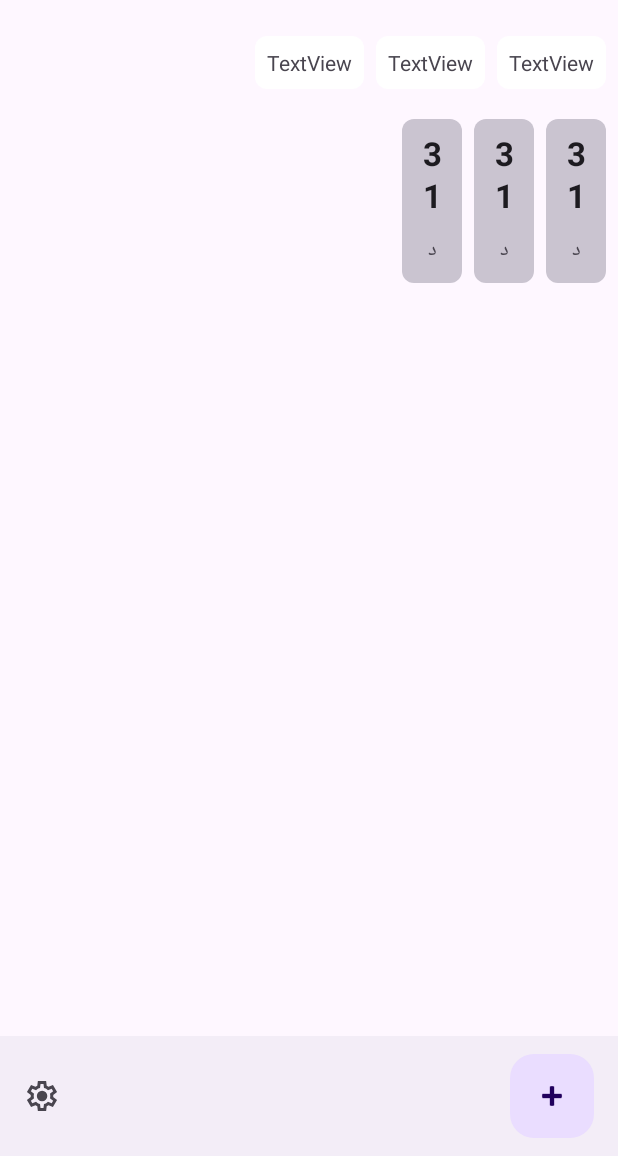
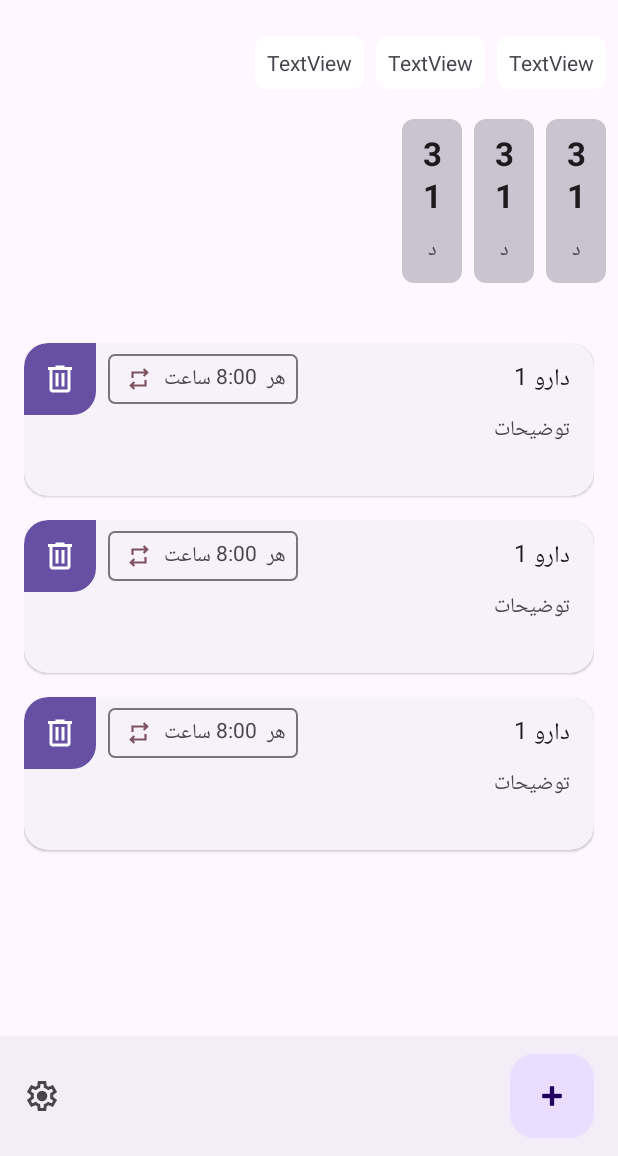
Before and after one commit to mr-hajizadeh/PillReminder, an Android app: the layout activity_main.xml on its own in the app's theme, with its tools: preview values and no code run, on a phone screen of 412 x 824 dp, the part 80-1236 px from its top. Run offline under Robolectric (Android 15) with nearby library versions, the phone set to English and light mode, and no system bars.

Commit message:
init reminder recycler view

```diff
--- /dev/null
+++ b/app/src/main/res/drawable/delete_button_background.xml
@@ -0,0 +1,11 @@
+<?xml version="1.0" encoding="utf-8"?>
+<selector xmlns:android="http://schemas.android.com/apk/res/android">
+
+    <item>
+        <shape android:shape="rectangle">
+            <solid android:color="?attr/colorPrimary" />
+            <corners android:bottomRightRadius="16dp" android:topLeftRadius="16dp" />
+        </shape>
+    </item>
+
+</selector>
--- /dev/null
+++ b/app/src/main/res/drawable/ic_delete.xml
@@ -0,0 +1,10 @@
+<vector xmlns:android="http://schemas.android.com/apk/res/android"
+    android:width="24dp"
+    android:height="24dp"
+    android:viewportWidth="960"
+    android:viewportHeight="960"
+    android:tint="?attr/colorControlNormal">
+  <path
+      android:fillColor="@android:color/white"
+      android:pathData="M280,840Q247,840 223.5,816.5Q200,793 200,760L200,240L160,240L160,160L360,160L360,120L600,120L600,160L800,160L800,240L760,240L760,760Q760,793 736.5,816.5Q713,840 680,840L280,840ZM680,240L280,240L280,760Q280,760 280,760Q280,760 280,760L680,760Q680,760 680,760Q680,760 680,760L680,240ZM360,680L440,680L440,320L360,320L360,680ZM520,680L600,680L600,320L520,320L520,680ZM280,240L280,240L280,760Q280,760 280,760Q280,760 280,760L280,760Q280,760 280,760Q280,760 280,760L280,240Z"/>
+</vector>
--- /dev/null
+++ b/app/src/main/res/drawable/ic_repeat.xml
@@ -0,0 +1,10 @@
+<vector xmlns:android="http://schemas.android.com/apk/res/android"
+    android:width="24dp"
+    android:height="24dp"
+    android:viewportWidth="960"
+    android:viewportHeight="960"
+    android:tint="?attr/colorControlNormal">
+  <path
+      android:fillColor="@android:color/white"
+      android:pathData="M280,880L120,720L280,560L336,618L274,680L680,680L680,520L760,520L760,760L274,760L336,822L280,880ZM200,440L200,200L686,200L624,138L680,80L840,240L680,400L624,342L686,280L280,280L280,440L200,440Z"/>
+</vector>
--- /dev/null
+++ b/app/src/main/res/drawable/ic_timer.xml
@@ -0,0 +1,10 @@
+<vector xmlns:android="http://schemas.android.com/apk/res/android"
+    android:width="24dp"
+    android:height="24dp"
+    android:viewportWidth="960"
+    android:viewportHeight="960"
+    android:tint="?attr/colorControlNormal">
+  <path
+      android:fillColor="@android:color/white"
+      android:pathData="M360,120L360,40L600,40L600,120L360,120ZM440,560L520,560L520,320L440,320L440,560ZM480,880Q406,880 340.5,851.5Q275,823 226,774Q177,725 148.5,659.5Q120,594 120,520Q120,446 148.5,380.5Q177,315 226,266Q275,217 340.5,188.5Q406,160 480,160Q542,160 599,180Q656,200 706,238L762,182L818,238L762,294Q800,344 820,401Q840,458 840,520Q840,594 811.5,659.5Q783,725 734,774Q685,823 619.5,851.5Q554,880 480,880ZM480,800Q596,800 678,718Q760,636 760,520Q760,404 678,322Q596,240 480,240Q364,240 282,322Q200,404 200,520Q200,636 282,718Q364,800 480,800ZM480,520Q480,520 480,520Q480,520 480,520Q480,520 480,520Q480,520 480,520Q480,520 480,520Q480,520 480,520Q480,520 480,520Q480,520 480,520Z"/>
+</vector>
--- a/app/src/main/res/layout/activity_main.xml
+++ b/app/src/main/res/layout/activity_main.xml
@@ -64,7 +64,13 @@
                 android:id="@+id/reminderView"
                 android:layout_width="match_parent"
                 android:layout_height="match_parent"
-                android:layout_marginTop="16dp" />
+                android:layout_marginTop="16dp"
+                android:orientation="vertical"
+                android:paddingStart="16dp"
+                android:paddingTop="16dp"
+                android:paddingEnd="16dp"
+                app:layoutManager="androidx.recyclerview.widget.LinearLayoutManager"
+                tools:listitem="@layout/reminder_item" />
 
         </LinearLayout>
     </ScrollView>
--- /dev/null
+++ b/app/src/main/res/layout/hour_item.xml
@@ -0,0 +1,34 @@
+<?xml version="1.0" encoding="utf-8"?>
+<LinearLayout xmlns:android="http://schemas.android.com/apk/res/android"
+    xmlns:app="http://schemas.android.com/apk/res-auto"
+    android:layout_width="wrap_content"
+    android:layout_height="wrap_content"
+    android:layout_marginEnd="8dp"
+    android:layout_marginBottom="8dp"
+    android:background="@drawable/outline_background"
+    android:elevation="10dp"
+    android:foreground="?attr/selectableItemBackground"
+    android:gravity="center"
+    android:orientation="horizontal"
+    android:padding="4dp"
+    app:layout_constraintBottom_toBottomOf="@+id/deleteBtn"
+    app:layout_constraintEnd_toStartOf="@+id/deleteBtn"
+    app:layout_constraintTop_toTopOf="@+id/deleteBtn">
+
+    <TextView
+        android:id="@+id/hourTxt"
+        android:layout_width="wrap_content"
+        android:layout_height="wrap_content"
+        android:paddingHorizontal="8dp"
+        android:paddingVertical="4dp"
+        android:text="03:00" />
+
+    <ImageView
+        android:id="@+id/imageView2"
+        android:layout_width="25dp"
+        android:layout_height="25dp"
+        android:padding="4dp"
+        app:srcCompat="@drawable/ic_timer"
+        app:tint="?attr/colorOnTertiaryContainer" />
+
+</LinearLayout>
--- /dev/null
+++ b/app/src/main/res/layout/reminder_item.xml
@@ -0,0 +1,102 @@
+<?xml version="1.0" encoding="utf-8"?>
+<com.google.android.material.card.MaterialCardView xmlns:android="http://schemas.android.com/apk/res/android"
+    xmlns:app="http://schemas.android.com/apk/res-auto"
+    xmlns:tools="http://schemas.android.com/tools"
+    style="@style/Widget.Material3.CardView.Elevated"
+    android:layout_width="match_parent"
+    android:layout_height="wrap_content"
+    android:layout_marginBottom="16dp"
+    app:cardCornerRadius="16dp">
+
+    <androidx.constraintlayout.widget.ConstraintLayout
+        android:layout_width="match_parent"
+        android:layout_height="match_parent">
+
+        <TextView
+            android:id="@+id/titleTxt"
+            android:layout_width="0dp"
+            android:layout_height="wrap_content"
+            android:layout_marginStart="16dp"
+            android:layout_marginEnd="8dp"
+            android:ellipsize="end"
+            android:maxLines="1"
+            android:text="دارو 1"
+            android:textAppearance="@style/TextAppearance.Material3.BodyLarge"
+            app:layout_constraintBottom_toBottomOf="@+id/deleteBtn"
+            app:layout_constraintEnd_toStartOf="@+id/linearLayout"
+            app:layout_constraintStart_toStartOf="parent"
+            app:layout_constraintTop_toTopOf="@+id/deleteBtn" />
+
+        <ImageView
+            android:id="@+id/deleteBtn"
+            android:layout_width="wrap_content"
+            android:layout_height="wrap_content"
+            android:background="@drawable/delete_button_background"
+            android:padding="12dp"
+            app:layout_constraintEnd_toEndOf="parent"
+            app:layout_constraintTop_toTopOf="parent"
+            app:srcCompat="@drawable/ic_delete"
+            app:tint="@color/white" />
+
+        <LinearLayout
+            android:id="@+id/linearLayout"
+            android:layout_width="wrap_content"
+            android:layout_height="wrap_content"
+            android:layout_marginEnd="8dp"
+            android:background="@drawable/outline_background"
+            android:elevation="2dp"
+            android:foreground="?attr/selectableItemBackground"
+            android:gravity="center"
+            android:orientation="horizontal"
+            android:paddingHorizontal="8dp"
+            android:paddingVertical="4dp"
+            app:layout_constraintBottom_toBottomOf="@+id/deleteBtn"
+            app:layout_constraintEnd_toStartOf="@+id/deleteBtn"
+            app:layout_constraintTop_toTopOf="@+id/deleteBtn">
+
+            <TextView
+                android:id="@+id/repeatTimeTxt"
+                android:layout_width="wrap_content"
+                android:layout_height="wrap_content"
+                android:layout_marginEnd="4dp"
+                android:text="هر  8:00 ساعت" />
+
+            <ImageView
+                android:id="@+id/imageView2"
+                android:layout_width="25dp"
+                android:layout_height="25dp"
+                android:padding="4dp"
+                app:srcCompat="@drawable/ic_repeat"
+                app:tint="?attr/colorTertiary" />
+
+        </LinearLayout>
+
+        <TextView
+            android:id="@+id/descriptionTxt"
+            android:layout_width="wrap_content"
+            android:layout_height="wrap_content"
+            android:layout_marginTop="8dp"
+            android:text="توضیحات"
+            app:layout_constraintStart_toStartOf="@+id/titleTxt"
+            app:layout_constraintTop_toBottomOf="@+id/titleTxt" />
+
+        <androidx.recyclerview.widget.RecyclerView
+            android:id="@+id/hoursView"
+            android:layout_width="match_parent"
+            android:layout_height="match_parent"
+            android:layout_marginTop="8dp"
+            android:layout_marginBottom="16dp"
+            android:paddingStart="8dp"
+            android:paddingTop="8dp"
+            android:paddingEnd="8dp"
+            app:layoutManager="androidx.recyclerview.widget.GridLayoutManager"
+            app:layout_constraintBottom_toBottomOf="parent"
+            app:layout_constraintEnd_toEndOf="parent"
+            app:layout_constraintStart_toStartOf="parent"
+            app:layout_constraintTop_toBottomOf="@+id/descriptionTxt"
+            app:spanCount="4"
+            tools:listitem="@layout/hour_item" />
+
+    </androidx.constraintlayout.widget.ConstraintLayout>
+
+</com.google.android.material.card.MaterialCardView>
```
